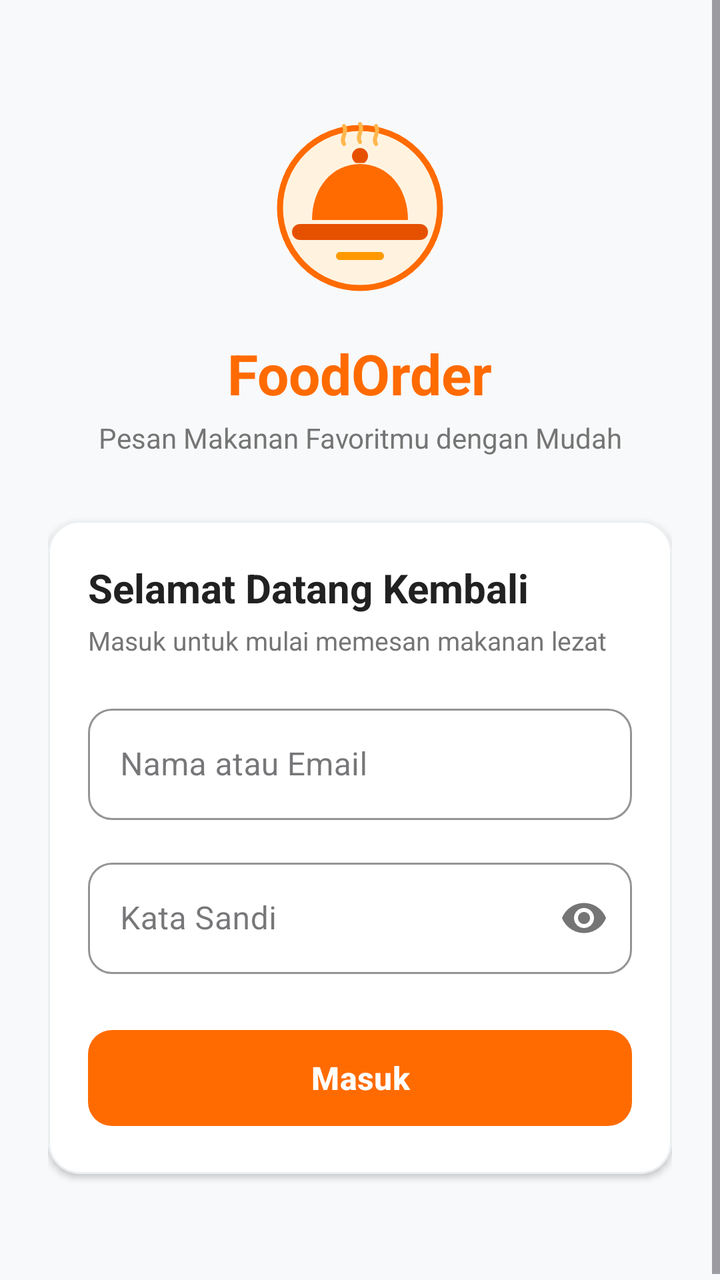
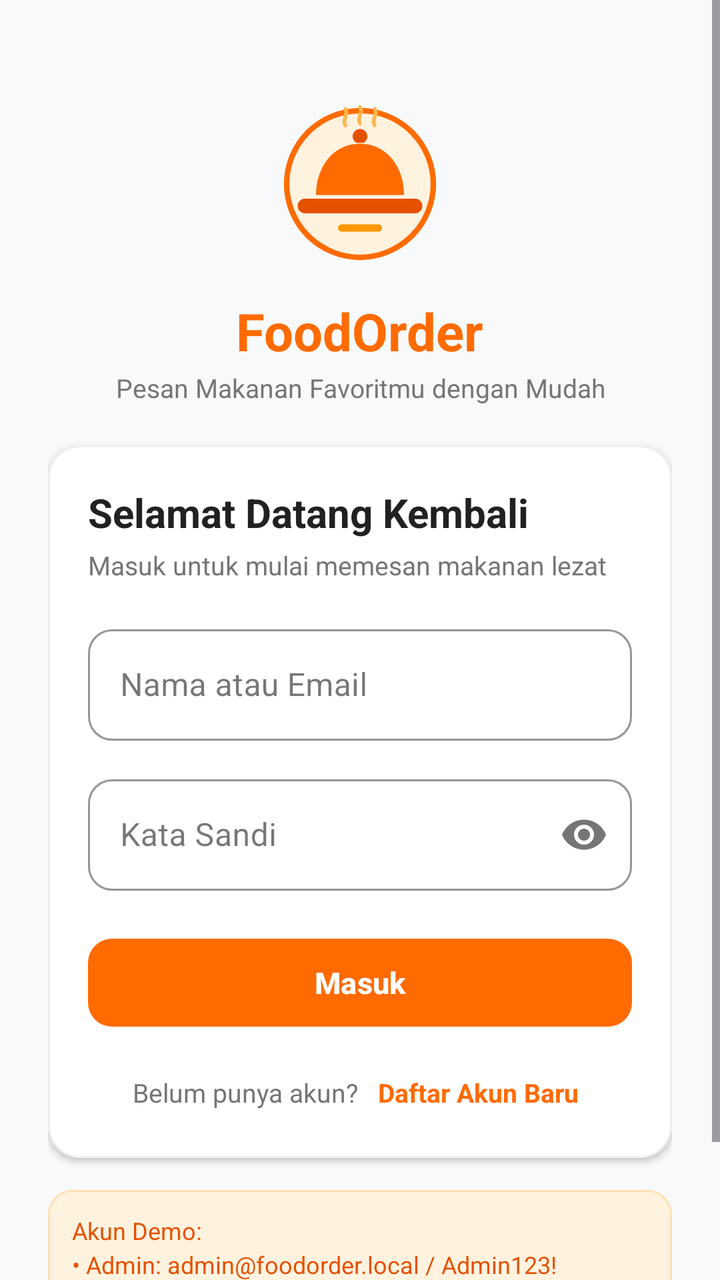

The first picture is an Android layout as it rendered before a commit; the second is the same layout after the commit. The layout source and the unified diff follow.
<!-- AndroidManifest.xml: application theme Theme.FoodOrder -->
<!-- res/layout/activity_login.xml -->
<?xml version="1.0" encoding="utf-8"?>
<ScrollView xmlns:android="http://schemas.android.com/apk/res/android"
    xmlns:app="http://schemas.android.com/apk/res-auto"
    xmlns:tools="http://schemas.android.com/tools"
    android:layout_width="match_parent"
    android:layout_height="match_parent"
    android:fillViewport="true"
    android:background="@color/background">

    <LinearLayout
        android:layout_width="match_parent"
        android:layout_height="wrap_content"
        android:orientation="vertical"
        android:padding="24dp"
        android:gravity="center_horizontal">

        <Space
            android:layout_width="match_parent"
            android:layout_height="32dp" />

        
        <ImageView
            android:id="@+id/ivLogo"
            android:layout_width="96dp"
            android:layout_height="96dp"
            android:contentDescription="@string/app_name"
            app:srcCompat="@drawable/ic_food_logo" />

        <TextView
            android:id="@+id/tvAppName"
            android:layout_width="wrap_content"
            android:layout_height="wrap_content"
            android:layout_marginTop="16dp"
            android:text="@string/app_name"
            android:textColor="@color/primary"
            android:textSize="28sp"
            android:textStyle="bold" />

        <TextView
            android:id="@+id/tvAppTagline"
            android:layout_width="wrap_content"
            android:layout_height="wrap_content"
            android:layout_marginTop="4dp"
            android:text="@string/app_tagline"
            android:textColor="@color/text_secondary"
            android:textSize="14sp"
            android:textAlignment="center" />

        <Space
            android:layout_width="match_parent"
            android:layout_height="32dp" />

        
        <com.google.android.material.card.MaterialCardView
            android:layout_width="match_parent"
            android:layout_height="wrap_content"
            app:cardCornerRadius="@dimen/card_corner_radius"
            app:cardElevation="@dimen/card_elevation"
            app:strokeColor="@color/card_stroke"
            app:strokeWidth="1dp"
            app:cardBackgroundColor="@color/surface">

            <LinearLayout
                android:layout_width="match_parent"
                android:layout_height="wrap_content"
                android:orientation="vertical"
                android:padding="20dp">

                <TextView
                    android:id="@+id/tvLoginTitle"
                    android:layout_width="wrap_content"
                    android:layout_height="wrap_content"
                    android:text="@string/login_title"
                    android:textColor="@color/text_primary"
                    android:textSize="20sp"
                    android:textStyle="bold" />

                <TextView
                    android:id="@+id/tvLoginSubtitle"
                    android:layout_width="wrap_content"
                    android:layout_height="wrap_content"
                    android:layout_marginTop="4dp"
                    android:text="@string/login_subtitle"
                    android:textColor="@color/text_secondary"
                    android:textSize="13sp" />

                
                <com.google.android.material.textfield.TextInputLayout
                    android:id="@+id/tilUsername"
                    style="@style/Widget.MaterialComponents.TextInputLayout.OutlinedBox"
                    android:layout_width="match_parent"
                    android:layout_height="wrap_content"
                    android:layout_marginTop="20dp"
                    android:hint="@string/username_email_hint"
                    app:boxCornerRadiusBottomEnd="12dp"
                    app:boxCornerRadiusBottomStart="12dp"
                    app:boxCornerRadiusTopEnd="12dp"
                    app:boxCornerRadiusTopStart="12dp"
                    app:boxStrokeColor="@color/primary"
                    app:hintTextColor="@color/primary">

                    <com.google.android.material.textfield.TextInputEditText
                        android:id="@+id/etUsername"
                        android:layout_width="match_parent"
                        android:layout_height="wrap_content"
                        android:inputType="textEmailAddress|textPersonName"
                        android:maxLines="1"
                        android:textColor="@color/text_primary" />
                </com.google.android.material.textfield.TextInputLayout>

                
                <com.google.android.material.textfield.TextInputLayout
                    android:id="@+id/tilPassword"
                    style="@style/Widget.MaterialComponents.TextInputLayout.OutlinedBox"
                    android:layout_width="match_parent"
                    android:layout_height="wrap_content"
                    android:layout_marginTop="16dp"
                    android:hint="@string/password_hint"
                    app:boxCornerRadiusBottomEnd="12dp"
                    app:boxCornerRadiusBottomStart="12dp"
                    app:boxCornerRadiusTopEnd="12dp"
                    app:boxCornerRadiusTopStart="12dp"
                    app:boxStrokeColor="@color/primary"
                    app:hintTextColor="@color/primary"
                    app:passwordToggleEnabled="true"
                    app:passwordToggleTint="@color/text_secondary">

                    <com.google.android.material.textfield.TextInputEditText
                        android:id="@+id/etPassword"
                        android:layout_width="match_parent"
                        android:layout_height="wrap_content"
                        android:inputType="textPassword"
                        android:maxLines="1"
                        android:textColor="@color/text_primary" />
                </com.google.android.material.textfield.TextInputLayout>

                
                <com.google.android.material.button.MaterialButton
                    android:id="@+id/btnLogin"
                    android:layout_width="match_parent"
                    android:layout_height="56dp"
                    android:layout_marginTop="24dp"
                    android:text="@string/btn_login"
                    android:textAllCaps="false"
                    android:textSize="16sp"
                    android:textStyle="bold"
                    app:cornerRadius="@dimen/button_corner_radius"
                    app:backgroundTint="@color/primary" />

            </LinearLayout>
        </com.google.android.material.card.MaterialCardView>

        <Space
            android:layout_width="match_parent"
            android:layout_height="32dp" />

    </LinearLayout>
</ScrollView>
<!-- resources referenced by this layout -->
<resources>
  <color name="background">#F8F9FA</color>
  <color name="card_stroke">#ECEFF1</color>
  <color name="primary">#FF6B00</color>
  <color name="surface">#FFFFFF</color>
  <color name="text_primary">#212121</color>
  <color name="text_secondary">#757575</color>
  <dimen name="button_corner_radius">12dp</dimen>
  <dimen name="card_corner_radius">16dp</dimen>
  <dimen name="card_elevation">2dp</dimen>
  <!-- drawable ic_food_logo (drawable) -->
  <vector xmlns:android="http://schemas.android.com/apk/res/android"
      android:width="96dp"
      android:height="96dp"
      android:viewportWidth="96"
      android:viewportHeight="96">
      
      <path
          android:fillColor="#FFF3E0"
          android:pathData="M48,8 A40,40 0 1,0 48,88 A40,40 0 1,0 48,8 Z" />
      <path
          android:strokeColor="#FF6B00"
          android:strokeWidth="3"
          android:pathData="M48,8 A40,40 0 1,0 48,88 A40,40 0 1,0 48,8 Z" />
      
      <path
          android:fillColor="#FF6B00"
          android:pathData="M24,54 C24,38 34,26 48,26 C62,26 72,38 72,54 Z" />
      
      <path
          android:fillColor="#E65100"
          android:pathData="M44,22 C44,19.8 45.8,18 48,18 C50.2,18 52,19.8 52,22 C52,23.5 51.2,24.8 50,25.5 L46,25.5 C44.8,24.8 44,23.5 44,22 Z" />
      
      <path
          android:fillColor="#E65100"
          android:pathData="M18,56 L78,56 C80.2,56 82,57.8 82,60 C82,62.2 80.2,64 78,64 L18,64 C15.8,64 14,62.2 14,60 C14,57.8 15.8,56 18,56 Z" />
      
      <path
          android:fillColor="#FF9800"
          android:pathData="M38,70 L58,70 C59.1,70 60,70.9 60,72 C60,73.1 59.1,74 58,74 L38,74 C36.9,74 36,73.1 36,72 C36,70.9 36.9,70 38,70 Z" />
      
      <path
          android:strokeColor="#FFB74D"
          android:strokeWidth="2"
          android:strokeLineCap="round"
          android:pathData="M40,16 C38,13 42,10 40,7" />
      <path
          android:strokeColor="#FFB74D"
          android:strokeWidth="2"
          android:strokeLineCap="round"
          android:pathData="M48,15 C46,12 50,9 48,6" />
      <path
          android:strokeColor="#FFB74D"
          android:strokeWidth="2"
          android:strokeLineCap="round"
          android:pathData="M56,16 C54,13 58,10 56,7" />
  </vector>
  <string name="app_name">FoodOrder</string>
  <string name="app_tagline">Pesan Makanan Favoritmu dengan Mudah</string>
  <string name="btn_login">Masuk</string>
  <string name="login_subtitle">Masuk untuk mulai memesan makanan lezat</string>
  <string name="login_title">Selamat Datang Kembali</string>
  <string name="password_hint">Kata Sandi</string>
  <string name="username_email_hint">Nama atau Email</string>
  <style name="Theme.FoodOrder" parent="Base.Theme.FoodOrder" />
  <style name="Base.Theme.FoodOrder" parent="Theme.Material3.DayNight.NoActionBar">
          <item name="colorPrimary">@color/primary</item>
          <item name="colorOnPrimary">@color/on_primary</item>
          <item name="colorPrimaryContainer">@color/primary_container</item>
          <item name="colorSecondary">@color/secondary</item>
          <item name="android:windowBackground">@color/background</item>
          <item name="android:statusBarColor">@color/primary_dark</item>
      </style>
  <color name="on_primary">#FFFFFF</color>
  <color name="primary_container">#FFF3E0</color>
  <color name="secondary">#FF9800</color>
  <color name="primary_dark">#E65100</color>
</resources>

<!-- the commit's change to res/layout/activity_login.xml (unified diff, before → after) -->
@@ -16,13 +16,13 @@
 
         <Space
             android:layout_width="match_parent"
-            android:layout_height="32dp" />
+            android:layout_height="24dp" />
 
         
         <ImageView
             android:id="@+id/ivLogo"
-            android:layout_width="96dp"
-            android:layout_height="96dp"
+            android:layout_width="88dp"
+            android:layout_height="88dp"
             android:contentDescription="@string/app_name"
             app:srcCompat="@drawable/ic_food_logo" />
 
@@ -30,25 +30,25 @@
             android:id="@+id/tvAppName"
             android:layout_width="wrap_content"
             android:layout_height="wrap_content"
-            android:layout_marginTop="16dp"
+            android:layout_marginTop="12dp"
             android:text="@string/app_name"
             android:textColor="@color/primary"
-            android:textSize="28sp"
+            android:textSize="26sp"
             android:textStyle="bold" />
 
         <TextView
             android:id="@+id/tvAppTagline"
             android:layout_width="wrap_content"
             android:layout_height="wrap_content"
-            android:layout_marginTop="4dp"
+            android:layout_marginTop="2dp"
             android:text="@string/app_tagline"
             android:textColor="@color/text_secondary"
-            android:textSize="14sp"
+            android:textSize="13sp"
             android:textAlignment="center" />
 
         <Space
             android:layout_width="match_parent"
-            android:layout_height="32dp" />
+            android:layout_height="20dp" />
 
         
         <com.google.android.material.card.MaterialCardView
@@ -90,7 +90,7 @@
                     style="@style/Widget.MaterialComponents.TextInputLayout.OutlinedBox"
                     android:layout_width="match_parent"
                     android:layout_height="wrap_content"
-                    android:layout_marginTop="20dp"
+                    android:layout_marginTop="18dp"
                     android:hint="@string/username_email_hint"
                     app:boxCornerRadiusBottomEnd="12dp"
                     app:boxCornerRadiusBottomStart="12dp"
@@ -114,7 +114,7 @@
                     style="@style/Widget.MaterialComponents.TextInputLayout.OutlinedBox"
                     android:layout_width="match_parent"
                     android:layout_height="wrap_content"
-                    android:layout_marginTop="16dp"
+                    android:layout_marginTop="14dp"
                     android:hint="@string/password_hint"
                     app:boxCornerRadiusBottomEnd="12dp"
                     app:boxCornerRadiusBottomStart="12dp"
@@ -138,21 +138,72 @@
                 <com.google.android.material.button.MaterialButton
                     android:id="@+id/btnLogin"
                     android:layout_width="match_parent"
-                    android:layout_height="56dp"
-                    android:layout_marginTop="24dp"
+                    android:layout_height="52dp"
+                    android:layout_marginTop="20dp"
                     android:text="@string/btn_login"
                     android:textAllCaps="false"
-                    android:textSize="16sp"
+                    android:textSize="15sp"
                     android:textStyle="bold"
                     app:cornerRadius="@dimen/button_corner_radius"
                     app:backgroundTint="@color/primary" />
 
+                
+                <LinearLayout
+                    android:layout_width="match_parent"
+                    android:layout_height="wrap_content"
+                    android:layout_marginTop="16dp"
+                    android:gravity="center"
+                    android:orientation="horizontal">
+
+                    <TextView
+                        android:layout_width="wrap_content"
+                        android:layout_height="wrap_content"
+                        android:text="@string/login_prompt_register"
+                        android:textColor="@color/text_secondary"
+                        android:textSize="13sp" />
+
+                    <TextView
+                        android:id="@+id/tvGoToRegister"
+                        android:layout_width="wrap_content"
+                        android:layout_height="wrap_content"
+                        android:layout_marginStart="6dp"
+                        android:text="@string/btn_go_to_register"
+                        android:textColor="@color/primary"
+                        android:textSize="13sp"
+                        android:textStyle="bold"
+                        android:clickable="true"
+                        android:focusable="true"
+                        android:padding="4dp" />
+                </LinearLayout>
+
             </LinearLayout>
         </com.google.android.material.card.MaterialCardView>
 
+        
+        <com.google.android.material.card.MaterialCardView
+            android:layout_width="match_parent"
+            android:layout_height="wrap_content"
+            android:layout_marginTop="16dp"
+            app:cardCornerRadius="12dp"
+            app:cardElevation="0dp"
+            app:strokeColor="#FFE0B2"
+            app:strokeWidth="1dp"
+            app:cardBackgroundColor="@color/primary_container">
+
+            <TextView
+                android:id="@+id/tvDemoAccounts"
+                android:layout_width="match_parent"
+                android:layout_height="wrap_content"
+                android:padding="12dp"
+                android:text="@string/demo_credentials_hint"
+                android:textColor="@color/primary_dark"
+                android:textSize="12sp"
+                android:lineSpacingExtra="3dp" />
+        </com.google.android.material.card.MaterialCardView>
+
         <Space
             android:layout_width="match_parent"
-            android:layout_height="32dp" />
+            android:layout_height="24dp" />
 
     </LinearLayout>
 </ScrollView>
<!-- resource entries referenced after the edit -->
@@ -58,7 +58,10 @@
   </vector>
   <string name="app_name">FoodOrder</string>
   <string name="app_tagline">Pesan Makanan Favoritmu dengan Mudah</string>
+  <string name="btn_go_to_register">Daftar Akun Baru</string>
   <string name="btn_login">Masuk</string>
+  <string name="demo_credentials_hint">Akun Demo:\n• Admin: admin@foodorder.local / Admin123!\n• User: budi@example.com / password123</string>
+  <string name="login_prompt_register">Belum punya akun?</string>
   <string name="login_subtitle">Masuk untuk mulai memesan makanan lezat</string>
   <string name="login_title">Selamat Datang Kembali</string>
   <string name="password_hint">Kata Sandi</string>
